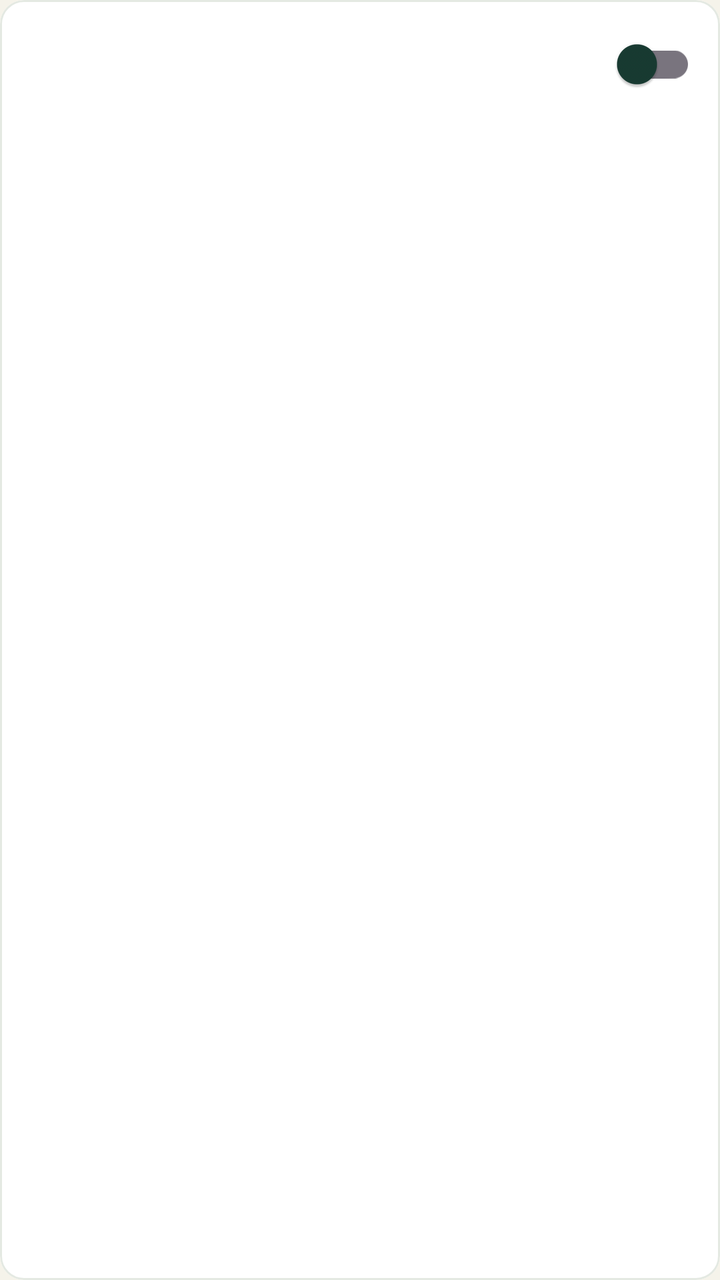
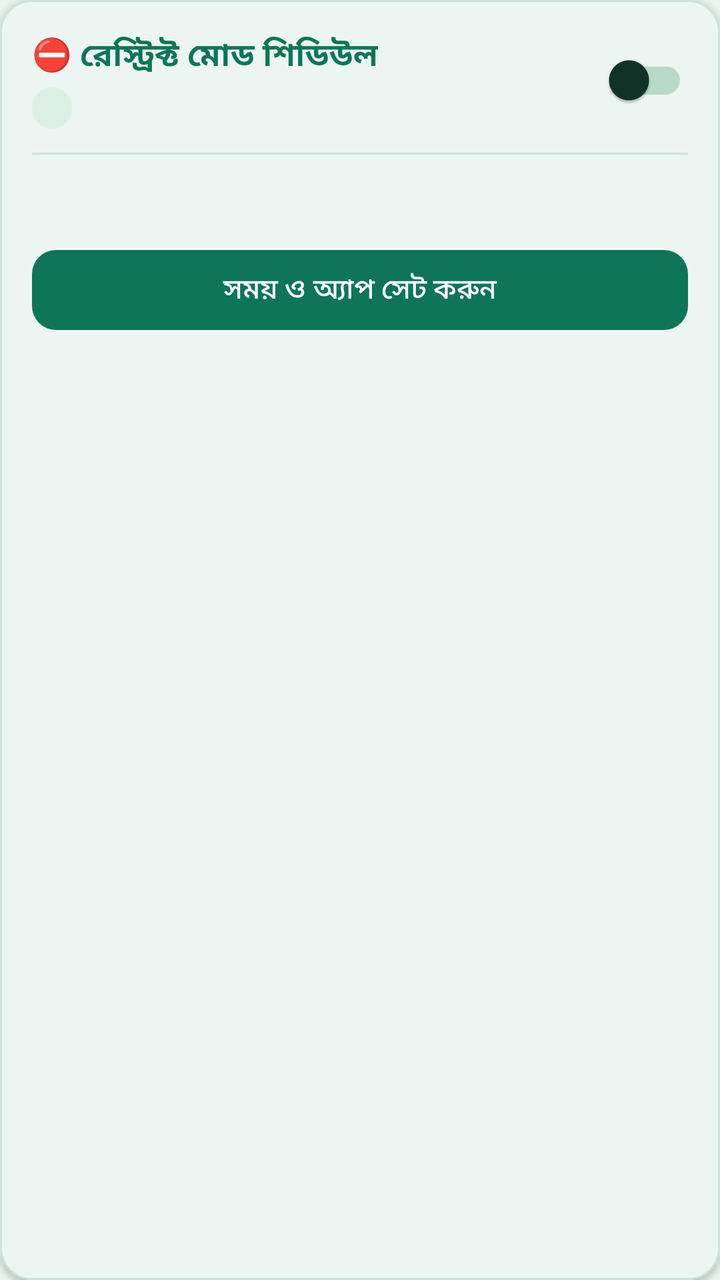

Screens rendered from an Android XML layout before and after an edit, with the pre-edit source and the edit as a unified diff.
<!-- AndroidManifest.xml: application theme Theme.IslamicAlarm -->
<!-- res/layout/item_restrict_slot.xml -->
<?xml version="1.0" encoding="utf-8"?>
<com.google.android.material.card.MaterialCardView xmlns:android="http://schemas.android.com/apk/res/android"
    xmlns:app="http://schemas.android.com/apk/res-auto"
    android:layout_width="match_parent"
    android:layout_height="wrap_content"
    android:layout_marginBottom="6dp"
    android:clickable="true"
    android:focusable="true"
    app:cardBackgroundColor="@color/surface"
    app:cardCornerRadius="12dp"
    app:cardElevation="0dp"
    app:strokeColor="@color/border"
    app:strokeWidth="1dp">

    <LinearLayout
        android:layout_width="match_parent"
        android:layout_height="wrap_content"
        android:gravity="center_vertical"
        android:orientation="horizontal"
        android:paddingHorizontal="12dp"
        android:paddingVertical="8dp">

        <LinearLayout
            android:layout_width="0dp"
            android:layout_height="wrap_content"
            android:layout_weight="1"
            android:orientation="vertical">

            <TextView
                android:id="@+id/tvSlotTitle"
                android:layout_width="wrap_content"
                android:layout_height="wrap_content"
                android:textColor="@color/secondary"
                android:textSize="13sp"
                android:textStyle="bold" />

            <TextView
                android:id="@+id/tvSlotInfo"
                android:layout_width="wrap_content"
                android:layout_height="wrap_content"
                android:layout_marginTop="2dp"
                android:textColor="@color/text_secondary"
                android:textSize="11sp" />

        </LinearLayout>

        <androidx.appcompat.widget.SwitchCompat
            android:id="@+id/switchSlot"
            android:layout_width="wrap_content"
            android:layout_height="wrap_content" />

    </LinearLayout>

</com.google.android.material.card.MaterialCardView>
<!-- resources referenced by this layout -->
<resources>
  <color name="border">#E4E9E2</color>
  <color name="secondary">#145B48</color>
  <color name="surface">#FFFFFF</color>
  <color name="text_secondary">#64766F</color>
  <style name="Theme.IslamicAlarm" parent="Theme.Material3.Light.NoActionBar">
          <item name="colorPrimary">@color/dua_primary</item>
          <item name="colorOnPrimary">@color/white</item>
          <item name="colorPrimaryDark">@color/primary_variant</item>
          <item name="colorSecondary">@color/secondary</item>
          <item name="colorOnSecondary">@color/white</item>
          <item name="colorSurface">@color/surface</item>
          <item name="colorOnSurface">@color/text_primary</item>
          <item name="android:colorBackground">@color/background</item>
          <item name="colorOnBackground">@color/text_primary</item>
          <item name="android:statusBarColor">@color/background</item>
          <item name="android:navigationBarColor">@color/background</item>
          <item name="android:windowLightStatusBar">true</item>
          <item name="android:windowLightNavigationBar">true</item>
          <item name="android:windowBackground">@color/background</item>
      </style>
  <color name="dua_primary">#145B48</color>
  <color name="white">#FFFFFFFF</color>
  <color name="primary_variant">#0D4436</color>
  <color name="text_primary">#183B32</color>
  <color name="background">#F5F3EA</color>
</resources>

<!-- the commit's change to res/layout/item_restrict_slot.xml (unified diff, before → after) -->
@@ -3,51 +3,89 @@
     xmlns:app="http://schemas.android.com/apk/res-auto"
     android:layout_width="match_parent"
     android:layout_height="wrap_content"
-    android:layout_marginBottom="6dp"
+    android:layout_marginBottom="8dp"
     android:clickable="true"
     android:focusable="true"
     app:cardBackgroundColor="@color/surface"
-    app:cardCornerRadius="12dp"
-    app:cardElevation="0dp"
-    app:strokeColor="@color/border"
+    app:cardCornerRadius="16dp"
+    app:cardElevation="2dp"
+    app:strokeColor="@color/card_border"
     app:strokeWidth="1dp">
 
     <LinearLayout
         android:layout_width="match_parent"
         android:layout_height="wrap_content"
-        android:gravity="center_vertical"
-        android:orientation="horizontal"
-        android:paddingHorizontal="12dp"
-        android:paddingVertical="8dp">
+        android:orientation="vertical"
+        android:padding="16dp">
 
         <LinearLayout
-            android:layout_width="0dp"
+            android:layout_width="match_parent"
             android:layout_height="wrap_content"
-            android:layout_weight="1"
-            android:orientation="vertical">
+            android:gravity="center_vertical"
+            android:orientation="horizontal">
 
-            <TextView
-                android:id="@+id/tvSlotTitle"
+            <LinearLayout
+                android:layout_width="0dp"
+                android:layout_height="wrap_content"
+                android:layout_weight="1"
+                android:orientation="vertical">
+
+                <TextView
+                    android:id="@+id/tvSlotTitle"
+                    android:layout_width="wrap_content"
+                    android:layout_height="wrap_content"
+                    android:text="⛔ রেস্ট্রিক্ট মোড শিডিউল"
+                    android:textColor="@color/secondary"
+                    android:textSize="16sp"
+                    android:textStyle="bold" />
+
+                <TextView
+                    android:id="@+id/tvSlotStatusBadge"
+                    android:layout_width="wrap_content"
+                    android:layout_height="wrap_content"
+                    android:layout_marginTop="4dp"
+                    android:background="@drawable/bg_label_chip"
+                    android:paddingHorizontal="10dp"
+                    android:paddingVertical="3dp"
+                    android:textColor="@color/secondary"
+                    android:textSize="11sp"
+                    android:textStyle="bold" />
+
+            </LinearLayout>
+
+            <androidx.appcompat.widget.SwitchCompat
+                android:id="@+id/switchSlot"
                 android:layout_width="wrap_content"
                 android:layout_height="wrap_content"
-                android:textColor="@color/secondary"
-                android:textSize="13sp"
-                android:textStyle="bold" />
-
-            <TextView
-                android:id="@+id/tvSlotInfo"
-                android:layout_width="wrap_content"
-                android:layout_height="wrap_content"
-                android:layout_marginTop="2dp"
-                android:textColor="@color/text_secondary"
-                android:textSize="11sp" />
+                android:minHeight="48dp"
+                app:trackTint="@color/switch_track" />
 
         </LinearLayout>
 
-        <androidx.appcompat.widget.SwitchCompat
-            android:id="@+id/switchSlot"
-            android:layout_width="wrap_content"
-            android:layout_height="wrap_content" />
+        <View
+            android:layout_width="match_parent"
+            android:layout_height="1dp"
+            android:layout_marginVertical="12dp"
+            android:background="@color/divider" />
+
+        <TextView
+            android:id="@+id/tvSlotInfo"
+            android:layout_width="match_parent"
+            android:layout_height="wrap_content"
+            android:lineSpacingExtra="5dp"
+            android:textColor="@color/text_primary"
+            android:textSize="13sp" />
+
+        <com.google.android.material.button.MaterialButton
+            android:id="@+id/btnEditSlot"
+            android:layout_width="match_parent"
+            android:layout_height="wrap_content"
+            android:layout_marginTop="14dp"
+            android:minHeight="48dp"
+            android:text="সময় ও অ্যাপ সেট করুন"
+            android:textColor="@color/white"
+            app:backgroundTint="@color/secondary"
+            app:cornerRadius="12dp" />
 
     </LinearLayout>
 
<!-- resource entries referenced after the edit -->
@@ -1,9 +1,10 @@
 <!-- resources referenced by this layout -->
 <resources>
-  <color name="border">#E4E9E2</color>
-  <color name="secondary">#145B48</color>
+  <color name="card_border">#CBE4D5</color>
+  <color name="divider">#CBE4D5</color>
+  <color name="secondary">#0E7656</color>
   <color name="surface">#FFFFFF</color>
-  <color name="text_secondary">#64766F</color>
+  <color name="switch_track">#B9D9C8</color>
   <style name="Theme.IslamicAlarm" parent="Theme.Material3.Light.NoActionBar">
           <item name="colorPrimary">@color/dua_primary</item>
           <item name="colorOnPrimary">@color/white</item>
@@ -20,10 +21,18 @@
           <item name="android:windowLightNavigationBar">true</item>
           <item name="android:windowBackground">@color/background</item>
       </style>
-  <color name="dua_primary">#145B48</color>
+  <color name="light_emerald">#DDF0E5</color>
+  <color name="dua_primary">#0E7656</color>
   <color name="white">#FFFFFFFF</color>
-  <color name="primary_variant">#0D4436</color>
-  <color name="text_primary">#183B32</color>
-  <color name="background">#F5F3EA</color>
+  <!-- drawable bg_label_chip (drawable) -->
+  <?xml version="1.0" encoding="utf-8"?>
+  <shape xmlns:android="http://schemas.android.com/apk/res/android"
+      android:shape="rectangle">
+      <solid android:color="@color/light_emerald" />
+      <corners android:radius="12dp" />
+  </shape>
+  <color name="primary_variant">#09573F</color>
+  <color name="text_primary">#123328</color>
+  <color name="background">#EAF5EE</color>
 </resources>
 
